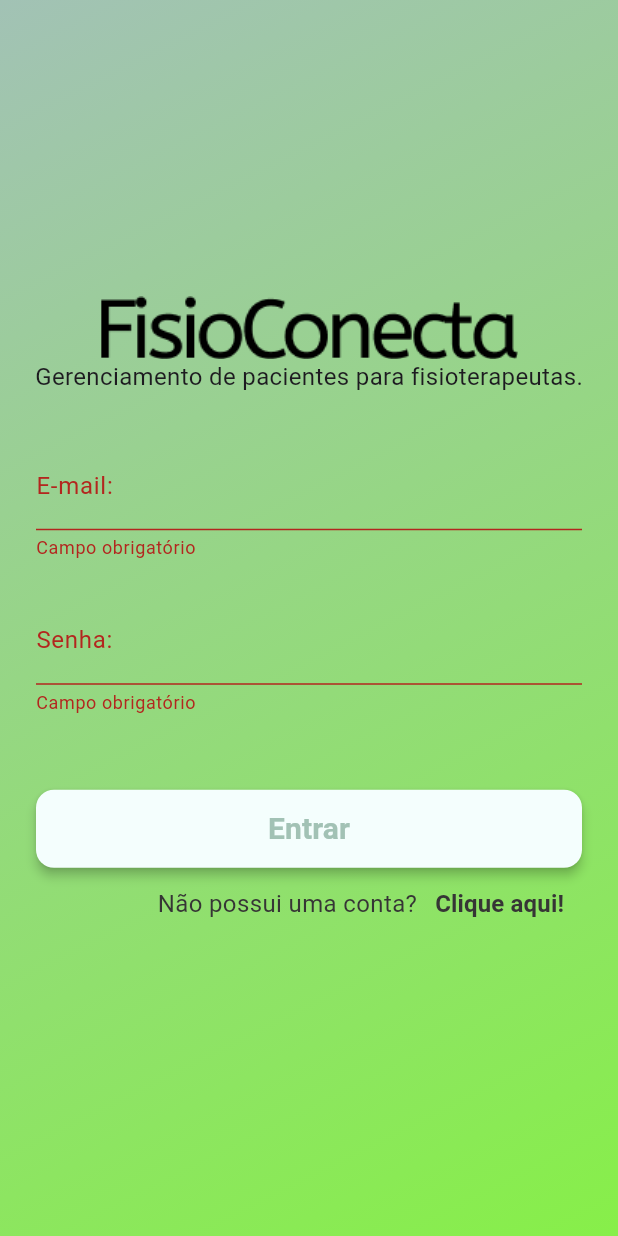
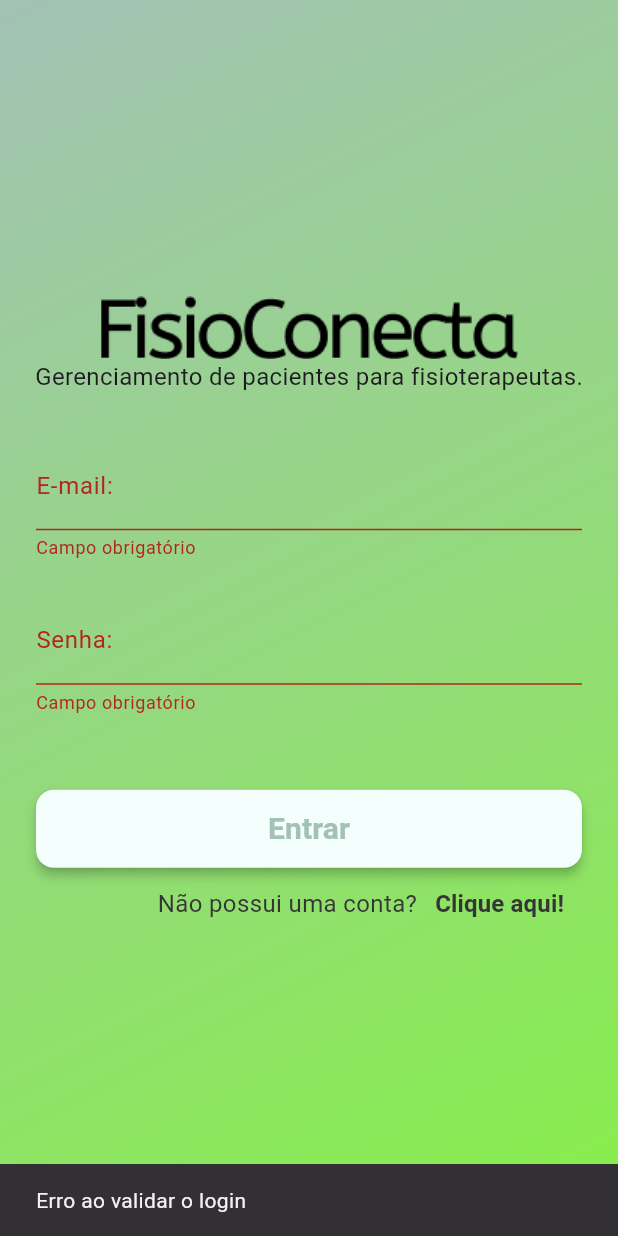
Before and after one commit to gihr0cha/app_fisio_tcc_fisioconecta, a Flutter app: the screen it shows after launch, after a tap on "Entrar", on a phone screen of 412 x 824 dp. Run offline on Flutter 3.47's test engine with Material 3 defaults, Android fonts, the phone set to English and light mode, and no system bars; our stand-ins replace firebase_auth, firebase_core, firebase_database, go_router, pdf, printing; accounts and stored records are empty.

```diff
--- a/lib/main.dart
+++ b/lib/main.dart
@@ -1,6 +1,6 @@
 import 'pages/login_page.dart';
 import 'package:flutter/material.dart';
-import 'pages/createAccount_page.dart';
+import 'pages/createaccount_page.dart';
 import 'pages/home_page.dart';
 import 'pages/paciente_page.dart';
 import 'pages/exercicios_page.dart';
@@ -17,7 +17,7 @@ void main() async {
         options: DefaultFirebaseOptions.currentPlatform);
     runApp(const MyApp());
   } catch (e) {
-    e;
+    rethrow; // Propaga o erro para o Flutter mostrar na tela
   }
   runApp(const MyApp());
 }
--- a/lib/pages/home_page.dart
+++ b/lib/pages/home_page.dart
@@ -4,7 +4,7 @@ import 'package:flutter/material.dart';
 import '../widgets/navegation.dart';
 
 class HomePage extends StatefulWidget {
-  const HomePage({Key? key});
+  const HomePage({super.key});
 
   @override
   State<HomePage> createState() => _HomePageState();
--- a/lib/pages/login_page.dart
+++ b/lib/pages/login_page.dart
@@ -11,7 +11,8 @@ class LoginPage extends StatefulWidget {
 }
 
 class _LoginPageState extends State<LoginPage> {
-  final formKey = GlobalKey<FormState>(); // Chave do formulário para validação dos campos
+  final formKey =
+      GlobalKey<FormState>(); // Chave do formulário para validação dos campos
   String? _email;
   String? _password;
   String? erroMessage;
@@ -20,11 +21,19 @@ class _LoginPageState extends State<LoginPage> {
     // O método validateAndSave verifica se o formulário é válido e salva os dados no estado do widget
     final form = formKey.currentState;
     if (form!.validate()) {
-      print("Form is valid");
+      ScaffoldMessenger.of(context).showSnackBar(
+        const SnackBar(
+          content: Text('Login validado'),
+        ),
+      );
       form.save();
       return true;
     } else {
-      print("Form is invalid");
+      ScaffoldMessenger.of(context).showSnackBar(
+        const SnackBar(
+          content: Text('Erro ao validar o login'),
+        ),
+      );
       return false;
     }
   }
@@ -33,10 +42,17 @@ class _LoginPageState extends State<LoginPage> {
     // O método validateAndSubmit chama o método validateAndSave e, se o formulário for válido, faz login no Firebase Authentication
     try {
       if (validateAndSave()) {
-        UserCredential user = await FirebaseAuth.instance // Faz login no Firebase Authentication
-            .signInWithEmailAndPassword(email: _email!, password: _password!); // Email e senha do usuário para login
-        print("Usuário logado: ${user.user!.uid}"); // Imprime o ID do usuário logado no console
-        context.go('/home');
+        UserCredential user = await FirebaseAuth
+            .instance // Faz login no Firebase Authentication
+            .signInWithEmailAndPassword(
+                email: _email!,
+                password: _password!); // Email e senha do usuário para login
+        ScaffoldMessenger(
+            child: Text(
+                'usuario logado: ${user.user!.uid}')); // Imprime o ID do usuário logado no console
+        mounted
+            ? context.go('/home')
+            : null; // Navega para a página home se o widget estiver montado
       }
     } catch (e) {
       if (e is FirebaseAuthException) {
@@ -50,11 +66,11 @@ class _LoginPageState extends State<LoginPage> {
             break;
           default:
             erroMessage = 'Erro';
-            print(e);
+            rethrow; // Propaga o erro para o Flutter mostrar na tela
         }
       } else {
         erroMessage = 'Erro';
-        print(e);
+        rethrow; // Propaga o erro para o Flutter mostrar na tela
       }
       mensagem(context, erroMessage);
     }
@@ -77,7 +93,6 @@ class _LoginPageState extends State<LoginPage> {
   @override
   Widget build(BuildContext context) {
     return Scaffold(
-
       body: Stack(
         alignment: FractionalOffset.center,
         // O widget Stack permite empilhar widgets uns sobre os outros
@@ -87,7 +102,6 @@ class _LoginPageState extends State<LoginPage> {
               gradient: LinearGradient(
                 begin: Alignment.topLeft,
                 end: Alignment.bottomRight,
-
                 colors: [AppColors.greenApp, AppColors.gradienteBaixo],
               ),
             ),
@@ -127,8 +141,8 @@ class _LoginPageState extends State<LoginPage> {
                     children: [
                       // O TextFormField é um campo de texto que valida o email inserido pelo usuário
                       TextFormField(
-                        style:
-                            AppTheme.themeData.inputDecorationTheme.labelStyle, // Estilo do campo de texto
+                        style: AppTheme.themeData.inputDecorationTheme
+                            .labelStyle, // Estilo do campo de texto
                         validator: (value) =>
                             value!.isEmpty ? 'Campo obrigatório' : null,
                         onSaved: (value) => _email = value,
--- a/lib/widgets/fieldsFinal.dart
+++ b/lib/widgets/fieldsFinal.dart
@@ -64,7 +64,11 @@ class _FieldsFinalState extends State<FieldsFinal> {
       form.save();
       return true;
     } else {
-      print('Formulário não salvo');
+      ScaffoldMessenger.of(context).showSnackBar(
+        const SnackBar(
+          content: Text('Erro ao validar o formulário'),
+        ),
+      );
       return false;
     }
   }
--- a/lib/widgets/gerarpdf.dart
+++ b/lib/widgets/gerarpdf.dart
@@ -22,6 +22,7 @@ Future<void> gerarECompartilharPDF(String sessaoKey, List<dynamic> dadosListView
               // Corpo do PDF com uma função de loop para iterar sobre os dados
               for (var dados in dadosListView)
                 for (var key in dados.keys)
+                  if (key == 'Início')
                   pw.Column(
                     crossAxisAlignment: pw.CrossAxisAlignment.start,
                     children: [
@@ -172,6 +173,7 @@ Future<void> gerarECompartilharPDF(String sessaoKey, List<dynamic> dadosListView
       await Printing.sharePdf(
           bytes: bytes, filename: 'detalhes_sessao_$sessaoKey.pdf');
     } on Exception catch (e) {
-      print(e);
+      pw.Text(e.toString());
+      rethrow; // Rethrow para que a exceção seja tratada no método de chamada
     }
-  }
+    }
--- a/lib/widgets/navegation.dart
+++ b/lib/widgets/navegation.dart
@@ -6,12 +6,12 @@ class NavigacaoBar extends StatelessWidget {
 
   @override
   Widget build(BuildContext context) {
-    final _selectedIndex = ValueNotifier<int>(0);
+    final selectedIndex = ValueNotifier<int>(0);
     // Valor inicial do índice selecionado na barra de navegação
 
     return ValueListenableBuilder<int>(
       // O ValueListenableBuilder é um widget que reconstrói a interface do usuário sempre que o valor do ValueListenable muda
-      valueListenable: _selectedIndex,
+      valueListenable: selectedIndex,
       builder: (context, value, child) {
         return BottomNavigationBar(
           type: BottomNavigationBarType.fixed,
@@ -20,7 +20,7 @@ class NavigacaoBar extends StatelessWidget {
           unselectedItemColor: Colors.green[700],
           currentIndex: value,
           onTap: (int index) {
-            _selectedIndex.value = index;
+            selectedIndex.value = index;
 // Atualiza o índice selecionado na barra de navegação com o índice do item selecionado pelo usuário
             switch (index) {
               case 0:
```
Also changed, not shown: lib/pages/createAccount_page.dart (+11 -1 lines), lib/pages/exercicios_page.dart (+4 -4 lines), lib/pages/registerPacients_page.dart (+5 -4 lines), lib/widgets/fieldsExercicios.dart (+8 -11 lines), lib/widgets/fieldsInicial.dart (+38 -20 lines).
